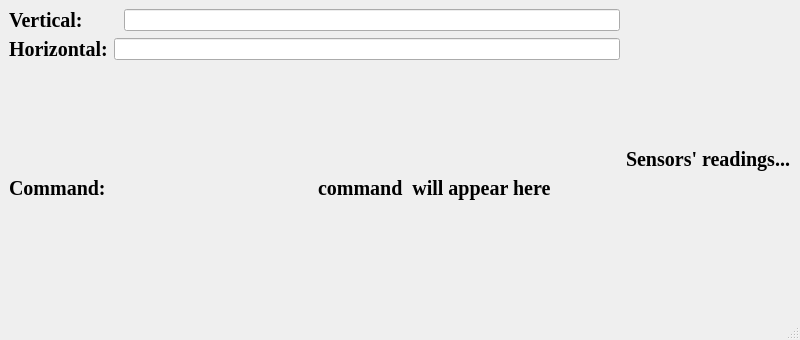
Before: the Qt Designer form Controller/arduino.ui in Tasnime1/M.I.A.-CONTROLLER, drawn with Qt 5.
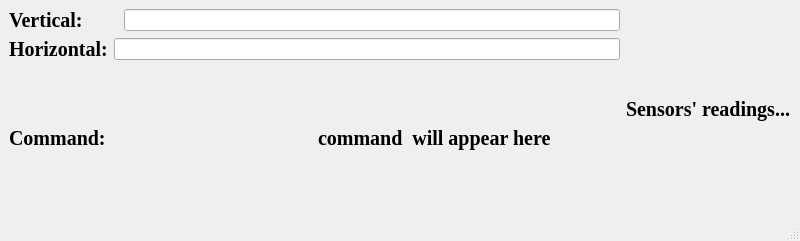
After: the same form once the commit is applied.

Patch:
```diff
--- a/Controller/arduino.ui
+++ b/Controller/arduino.ui
@@ -7,7 +7,7 @@
     <x>0</x>
     <y>0</y>
     <width>800</width>
-    <height>340</height>
+    <height>241</height>
    </rect>
   </property>
   <property name="windowTitle">
```
